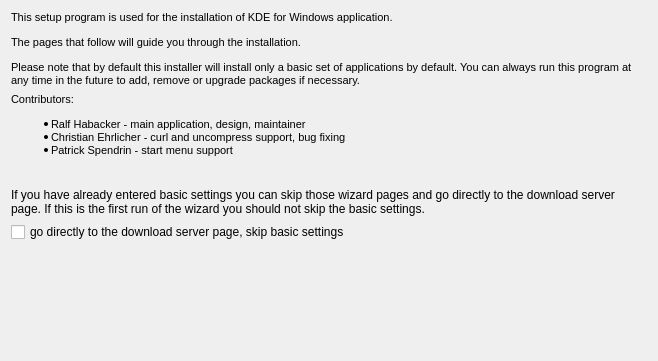
Before: the Qt Designer form gui/titlepage.ui in KDE/kdewin-installer, drawn with Qt 5.
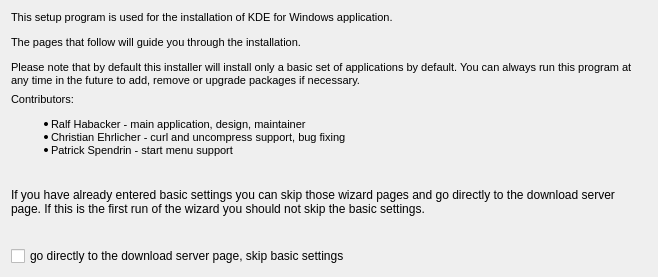
After: the same form once the commit is applied.

```diff
--- a/gui/titlepage.ui
+++ b/gui/titlepage.ui
@@ -6,7 +6,7 @@
     <x>0</x>
     <y>0</y>
     <width>658</width>
-    <height>361</height>
+    <height>277</height>
    </rect>
   </property>
   <property name="windowTitle" >
@@ -80,19 +80,6 @@
      </property>
     </widget>
    </item>
-   <item>
-    <spacer>
-     <property name="orientation" >
-      <enum>Qt::Vertical</enum>
-     </property>
-     <property name="sizeHint" >
-      <size>
-       <width>20</width>
-       <height>40</height>
-      </size>
-     </property>
-    </spacer>
-   </item>
   </layout>
  </widget>
  <resources/>
```
